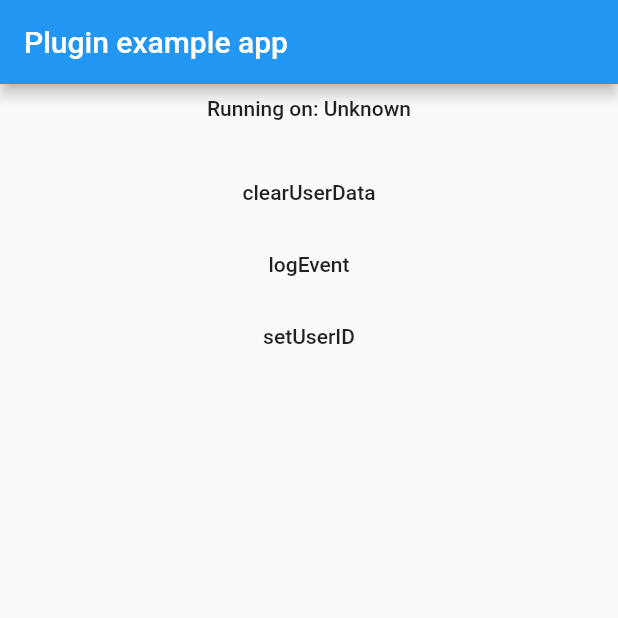
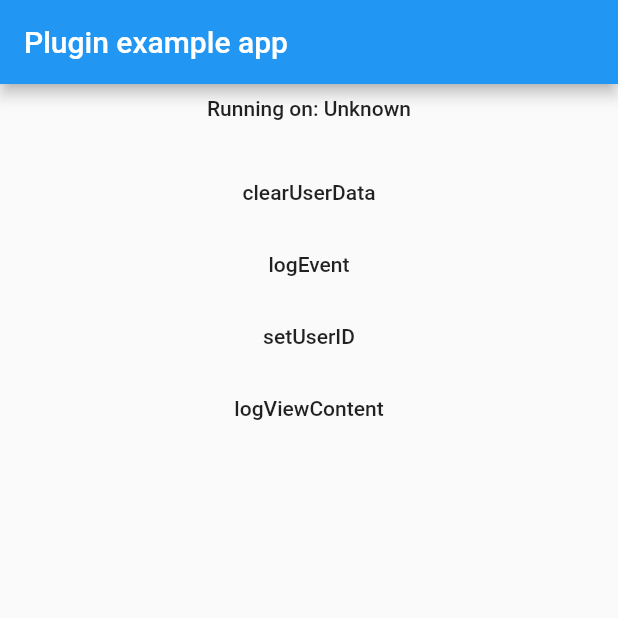
Before and after one commit to LinHuanTanLy/facebook_ads, a Flutter app: the screen it shows after launch, on a phone screen of 412 x 824 dp, the top half of it. Run offline on Flutter 3.47's test engine with Material 2 defaults, Android fonts, the light colour scheme and no system bars; our stand-ins replace plugin_platform_interface; missing offline and left inert: dart:html.

```diff
--- a/example/lib/main.dart
+++ b/example/lib/main.dart
@@ -87,6 +87,14 @@ class _MyAppState extends State<MyApp> {
                 },
                 child: const Text('setUserID'),
               ),
+              MaterialButton(
+                onPressed: () {
+                  _facebookAdsPlugin
+                      .logViewContent("content","id","type","currency",10086)
+                      .then((value) => debugPrint("logViewContent--$value"));
+                },
+                child: const Text('logViewContent'),
+              ),
             ],
           ),
         ),
--- a/pubspec.yaml
+++ b/pubspec.yaml
@@ -1,6 +1,6 @@
 name: facebook_ads
 description: A new Flutter project.
-version: 0.0.2
+version: 0.0.3
 homepage:
 
 environment:
```
Also changed, not shown: 1 other file.
